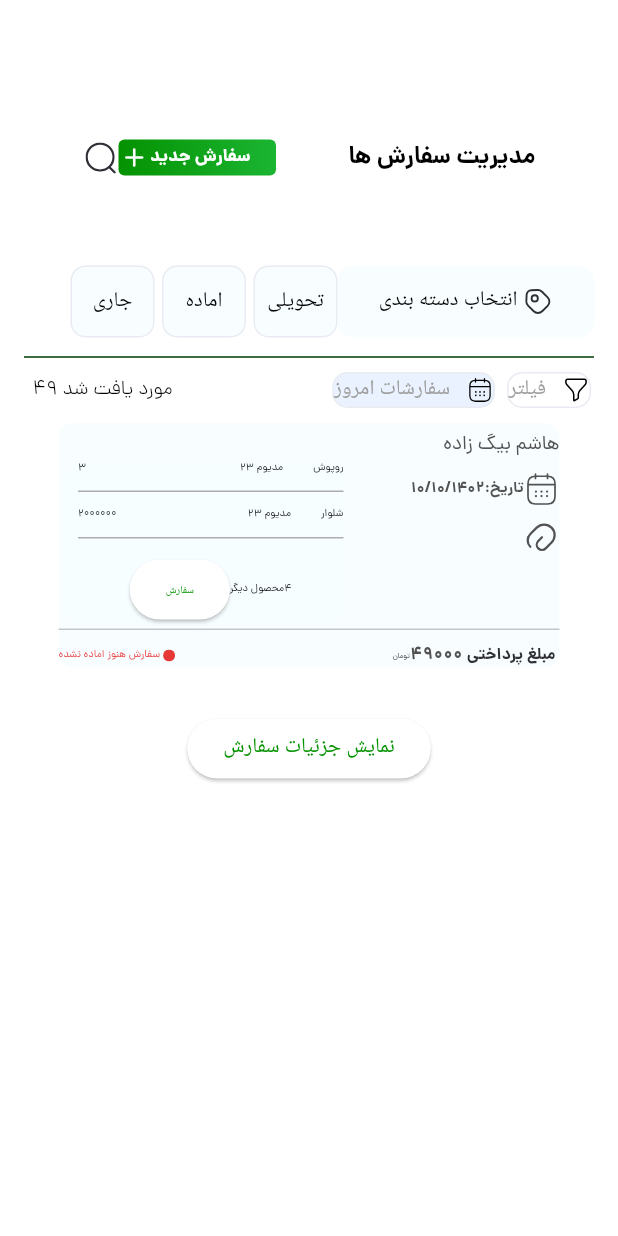
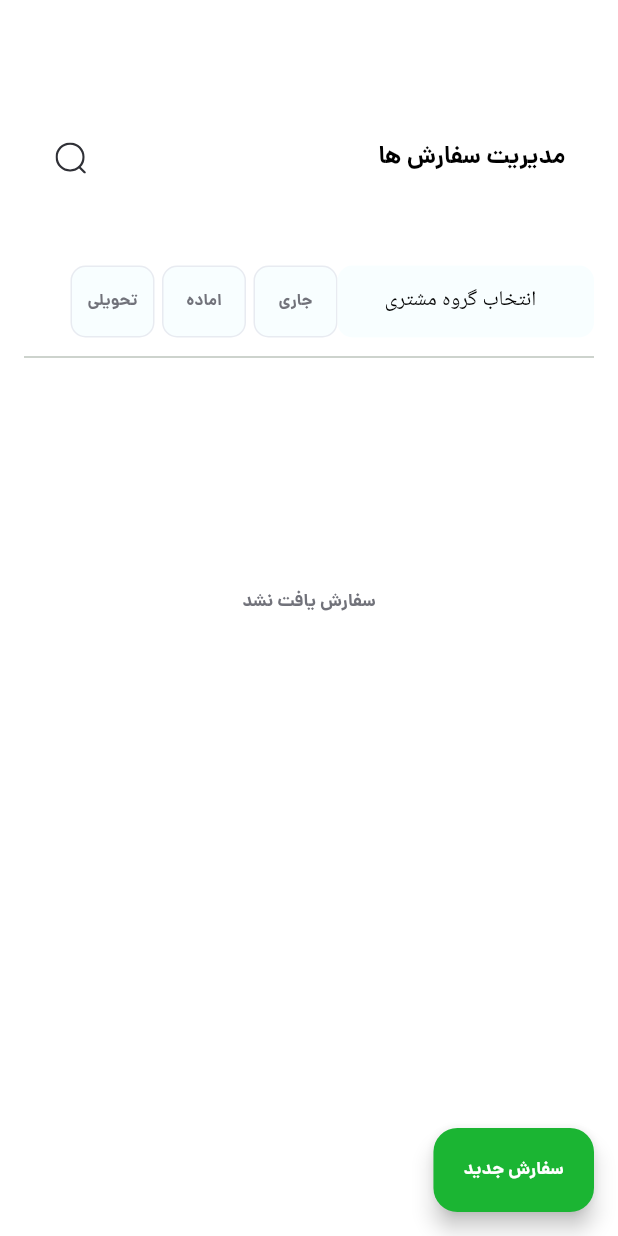
Before and after one commit to hdsneshati/layer_first_task, a Flutter app: the OrdersScreen screen opened directly, on a phone screen of 412 x 824 dp. Run offline on Flutter 3.47's test engine with Material 3 defaults, Android fonts, the phone set to English and light mode, and no system bars; our stand-ins replace flutter_svg.

Commit message:
fixed order screen

```diff
--- a/layer_first_task/lib/feature/presentation/orders/screens/orser_screen.dart
+++ b/layer_first_task/lib/feature/presentation/orders/screens/orser_screen.dart
@@ -1,8 +1,6 @@
 import 'package:flutter/material.dart';
 import 'package:layer_first_task/config/extentions/gap_space_extension.dart';
 import 'package:layer_first_task/feature/presentation/orders/screens/bottunscroler.dart';
-import 'package:layer_first_task/feature/presentation/orders/widgets/card.dart';
-import 'package:layer_first_task/feature/presentation/orders/widgets/filter_data_widget.dart';
 import 'package:layer_first_task/feature/presentation/orders/widgets/header.dart';
 import 'package:layer_first_task/feature/presentation/orders/widgets/search_header.dart';
 
@@ -18,32 +16,17 @@ class _OrdersScreenState extends State<OrdersScreen> {
     showModalBottomSheet(
       context: context,
       isScrollControlled: true,
-      backgroundColor: Colors.transparent,
-      builder: (context) {
-        return DraggableScrollableSheet(
-          initialChildSize: 0.8, // 80% از ارتفاع صفحه
-          minChildSize: 0.5,
-          maxChildSize: 0.95,
-          expand: false,
-          builder: (context, scrollController) {
-            return Container(
-              decoration: const BoxDecoration(
-                color: Colors.white,
-                borderRadius: BorderRadius.vertical(top: Radius.circular(24)),
+      shape: const RoundedRectangleBorder(
+        borderRadius: BorderRadius.vertical(top: Radius.circular(20)),
       ),
-              child: const BottunScrollerScreen(),
-            );
-          },
-        );
-      },
+      builder: (context) => const BottunScrollerScreen(),
     );
   }
 
   @override
   Widget build(BuildContext context) {
     return Scaffold(
-        body:
-       SingleChildScrollView(
+      body: SingleChildScrollView(
         child: Padding(
           padding: const EdgeInsets.all(8.0),
           child: Column(
@@ -54,34 +37,50 @@ class _OrdersScreenState extends State<OrdersScreen> {
               const SearchHeader(),
               8.0.verticalSpace,
               const Divider(
-              color: Color(0xff003A02), // رنگ خط
+                color: Color.fromARGB(255, 189, 197, 189), // رنگ خط
                 thickness: 1, // ضخامت خط
                 height: 10, // فاصله عمودی اطراف خط
                 indent: 8, // فاصله از چپ
                 endIndent: 8, // فاصله از راست
               ),
-            5.0.verticalSpace,
-            const FilterData(),
-            CardOrderScreen(
-              customerName: 'هاشم بیگ زاده',
-              status: 'سفارش هنوز اماده نشده',
-              payment: '49000 ',
-              items: [
-                OrderItem(title: 'روپوش', desc: '۲۳ مدیوم', value: '۳'),
-                OrderItem(title: 'شلوار', desc: '۲۳ مدیوم', value: '۲۰۰۰۰۰۰'),
-              ],
-            ),
-             const SizedBox(height: 20),
-            ElevatedButton(
-              onPressed: _showCustomBottomSheet,
-              child: const Text('نمایش جزئیات سفارش'),
+              150.0.verticalSpace,
+              //  const FilterData(),
+             // CardOrderScreen(
+             //   customerName: 'هاشم بیگ زاده',
+             //   status: 'سفارش هنوز اماده نشده',
+              //  payment: '49000 ',
+              //  items: [
+              //    OrderItem(title: 'روپوش', desc: '۲۳ مدیوم', value: '۳'),
+              //    OrderItem(title: 'شلوار', desc: '۲۳ مدیوم', value: '۲۰۰۰۰۰۰'),
+               // ],
+             // ),
+           Text(
+            "سفارش یافت نشد",
+            style: TextStyle( fontFamily: 'dana',
+                  fontSize: 12.0,
+                  fontWeight: FontWeight.bold,
+                  color: Theme.of(context).colorScheme.surfaceBright,),
           ),
 
-
+              const SizedBox(height: 20),
             ],
           ),
         ),
-    )
+      ),
+      floatingActionButtonLocation: FloatingActionButtonLocation.endFloat,
+      floatingActionButton: FloatingActionButton.extended(
+          backgroundColor: Theme.of(context).colorScheme.primaryFixed,
+          onPressed: () {
+            // context.pushNamed("/addOrders");
+            _showCustomBottomSheet;
+          },
+          label:  Text(
+            "سفارش جدید",
+            style: TextStyle( fontFamily: 'dana',
+                  fontSize: 12.0,
+                  fontWeight: FontWeight.bold,
+                  color: Theme.of(context).colorScheme.onPrimary,),
+          )),
     );
   }
 }
--- a/layer_first_task/lib/feature/presentation/orders/widgets/header.dart
+++ b/layer_first_task/lib/feature/presentation/orders/widgets/header.dart
@@ -13,7 +13,7 @@ class HeaderOrders extends StatelessWidget {
   @override
   Widget build(BuildContext context) {
     return Padding(
-      padding: const EdgeInsets.only(left: 47, right: 47),
+      padding: const EdgeInsets.only(left: 27, right: 27),
       child: Row(
         mainAxisAlignment: MainAxisAlignment.center,
         children: [
@@ -22,7 +22,7 @@ class HeaderOrders extends StatelessWidget {
             width: 24,
             height: 24,
           ),
-          PrimaryOrderButton(onTap: () {}, text: StringConsts.newOrder),
+         // PrimaryOrderButton(onTap: () {}, text: StringConsts.newOrder),
           const Spacer(),
           Text(
             StringConsts.orderTitle,
--- a/layer_first_task/lib/feature/presentation/orders/widgets/search_header.dart
+++ b/layer_first_task/lib/feature/presentation/orders/widgets/search_header.dart
@@ -1,6 +1,4 @@
 import 'package:flutter/material.dart';
-import 'package:flutter_svg/svg.dart';
-import 'package:layer_first_task/config/asset/icons_path.dart';
 import 'package:layer_first_task/config/extentions/gap_space_extension.dart';
 
 class SearchHeader extends StatefulWidget {
@@ -25,11 +23,11 @@ class _SearchHeaderState extends State<SearchHeader> {
            Row(
             mainAxisAlignment: MainAxisAlignment.spaceBetween,
             children: [
-              buttonheader(context,'جاری',0),
+              buttonheader(context,'تحویلی',0),
               5.0.horizontalSpace,
               buttonheader(context,'اماده',1),
               5.0.horizontalSpace,
-              buttonheader(context,'تحویلی',2),
+              buttonheader(context,'جاری',2),
             ],
           ),
           Row(
@@ -46,16 +44,16 @@ class _SearchHeaderState extends State<SearchHeader> {
                     mainAxisAlignment: MainAxisAlignment.center,
                     children: [
                       Text(
-                        'انتخاب دسته بندی ',
+                        'انتخاب گروه مشتری  ',
                         style: TextStyle(
                           color: Theme.of(context).colorScheme.onSurface,
                         ),
                       ),
-                      SvgPicture.asset(
-                        width: 20,
-                        height: 20,
-                        IconPath.tag,
-                      ),
+                   //   SvgPicture.asset(
+                    //    width: 20,
+                    //    height: 20,
+                     //   IconPath.tag,
+                    //  ),
                     ],
                   ),
                 ),
@@ -81,13 +79,13 @@ class _SearchHeaderState extends State<SearchHeader> {
         decoration: BoxDecoration(
           border: Border.all(
             color: selectedIndex == index
-                ? Theme.of(context).colorScheme.primary
+                ? Theme.of(context).colorScheme.secondary
                 :const Color(0xffE8EBF1),
 
             width: 1,
           ),
           color: selectedIndex == index
-                ? Theme.of(context).colorScheme.primaryContainer
+                ? Theme.of(context).colorScheme.secondaryContainer
                 :Theme.of(context).colorScheme.secondaryContainer,
 
           borderRadius: BorderRadius.circular(10),
@@ -97,7 +95,12 @@ class _SearchHeaderState extends State<SearchHeader> {
           child: Text(
             label,
             style: TextStyle(
-              color: Theme.of(context).colorScheme.onSurface,
+               fontFamily: "dana",
+        fontSize: 11,
+        fontWeight: FontWeight.bold,
+              color: selectedIndex == index
+                ? Theme.of(context).colorScheme.secondary
+                : Theme.of(context).colorScheme.surfaceBright,
             ),
           ),
         ),
```
Also changed, not shown: layer_first_task/lib/feature/presentation/orders/screens/bottunscroler.dart (+27 -17 lines), layer_first_task/lib/feature/presentation/orders/widgets/card.dart (+14 -15 lines). Lines whose indentation alone changed are shown as unchanged.
